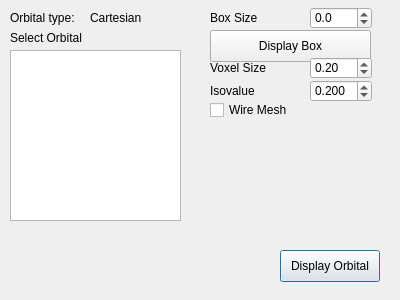
First picture: the form in src/molara/gui/mos_dialog.ui, repository Molara-Lab/Molara, before the edit.
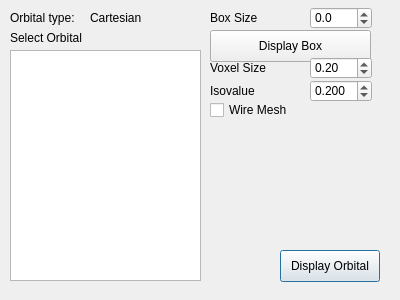
Second picture: the form after the edit.

Commit message: Add information for MO dialog and change title

The edit to the form file:
```diff
--- a/src/molara/gui/mos_dialog.ui
+++ b/src/molara/gui/mos_dialog.ui
@@ -70,8 +70,8 @@
     <rect>
      <x>10</x>
      <y>50</y>
-     <width>171</width>
-     <height>171</height>
+     <width>191</width>
+     <height>231</height>
     </rect>
    </property>
   </widget>
```
Left out of the diff: 4 changed lines with no effect on the pictures. The commit also changes 4 other files.
